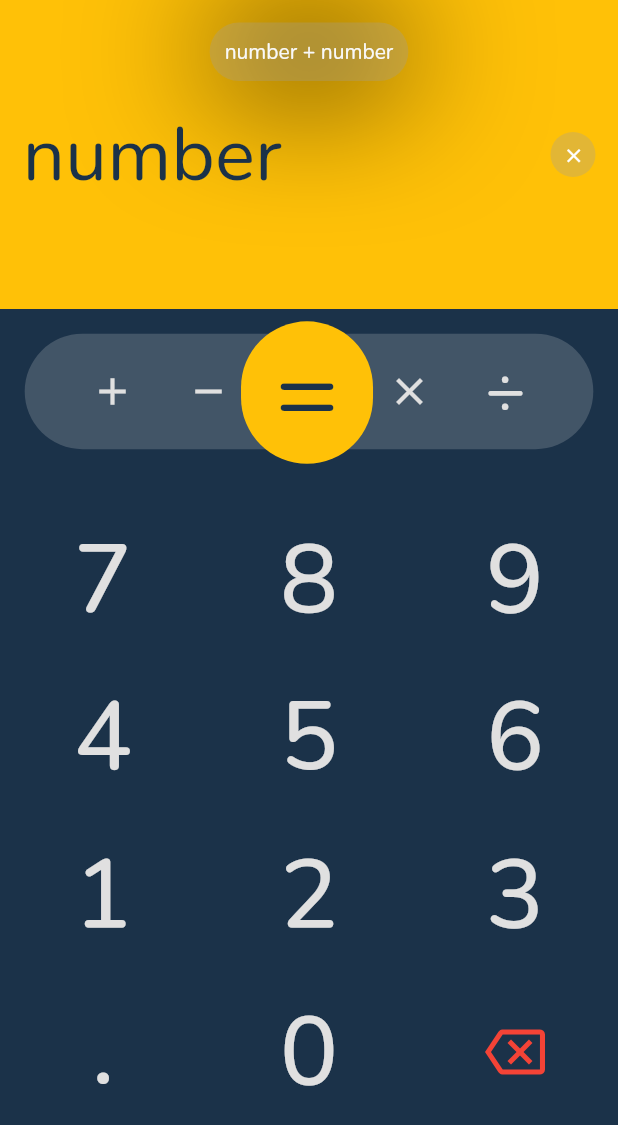
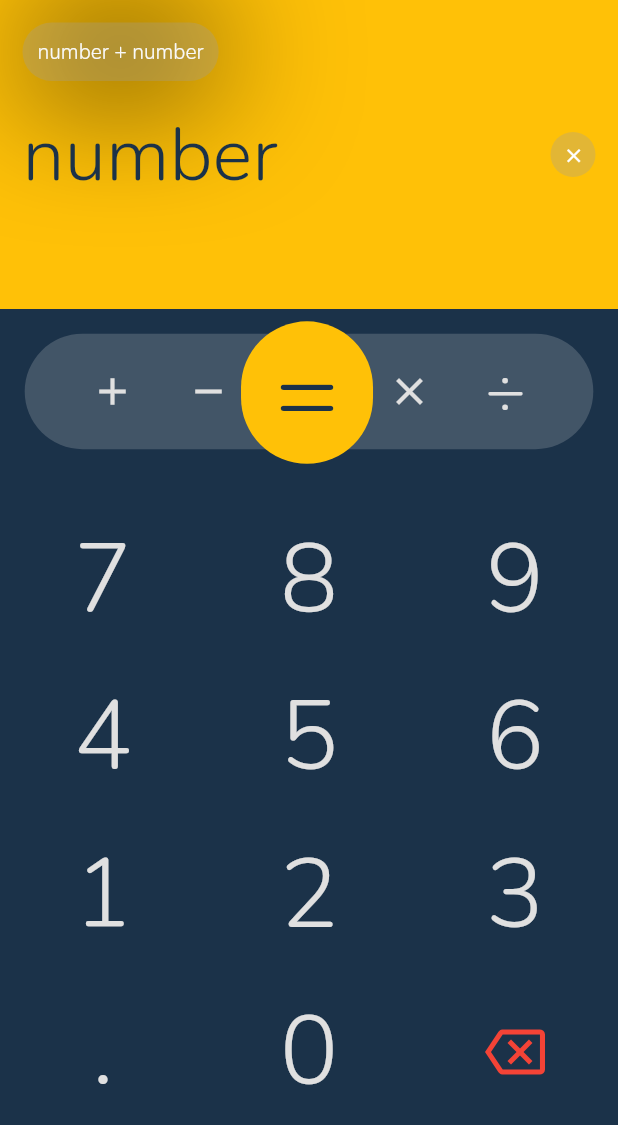
Before and after one commit to black-purple/Calculator_App_2, a Flutter app: the screen it shows after launch, on a phone screen of 412 x 824 dp. Shown: the top 1125 px of the screen. Run offline on Flutter 3.47's test engine with Material 2 defaults, Android fonts, the phone set to English and light mode, and no system bars; our stand-ins replace google_fonts, math_expressions.

```diff
--- a/lib/input_page.dart
+++ b/lib/input_page.dart
@@ -27,6 +27,8 @@ class _InputPageState extends State<InputPage> {
             color: Colors.amber,
             child: Column(
               children: [
+                Row(
+                  children: [
                     Container(
                       decoration: BoxDecoration(
                         borderRadius: BorderRadius.circular(30),
@@ -45,6 +47,8 @@ class _InputPageState extends State<InputPage> {
                           color: Color(0xFFF9F9F9),
                         ),
                       ),
+                    ),
+                  ],
                 ),
                 SizedBox(
                   height: 15,
```
Also changed, not shown: pubspec.yaml (+4 -4 lines), README Images/TCGlogoNew.png (added), README Images/calculator2_preview.jpg (added), 1 other file. Lines whose indentation alone changed are shown as unchanged.
